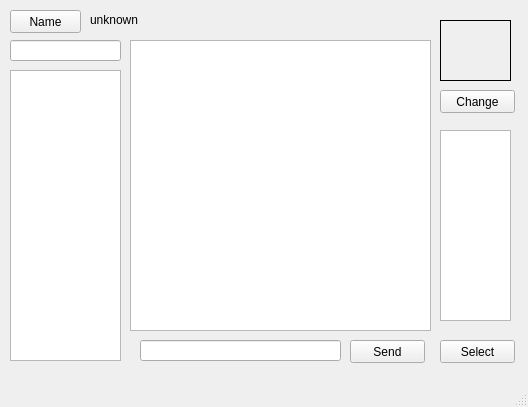
Above: Lokaverkefni/test.ui from jonasfreyr/Lokaverkefni-Netforritun before the change. Below: the same form after it.
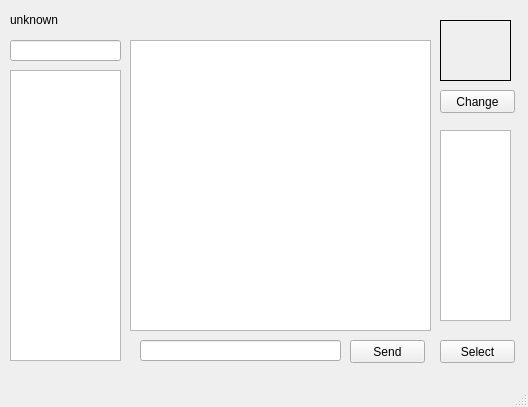
That is the form after the change.

The edit to the form file:
```diff
--- a/Lokaverkefni/test.ui
+++ b/Lokaverkefni/test.ui
@@ -130,7 +130,7 @@
    <widget class="QLabel" name="label">
     <property name="geometry">
      <rect>
-      <x>90</x>
+      <x>10</x>
       <y>10</y>
       <width>121</width>
       <height>20</height>
@@ -153,19 +153,6 @@
      <string/>
     </property>
    </widget>
-   <widget class="QPushButton" name="nameButton">
-    <property name="geometry">
-     <rect>
-      <x>10</x>
-      <y>10</y>
-      <width>71</width>
-      <height>23</height>
-     </rect>
-    </property>
-    <property name="text">
-     <string>Name</string>
-    </property>
-   </widget>
   </widget>
   <widget class="QMenuBar" name="menubar">
    <property name="geometry">
```
Left out of the diff: 6 changed lines with no effect on the pictures.
